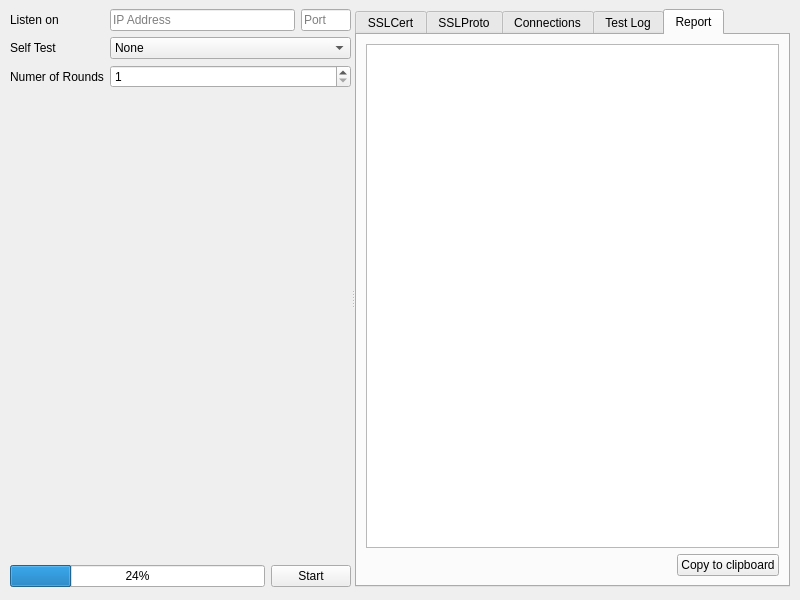
This is ui/main.ui in abbbe/sslcaudit as Qt 5 draws it before an edit. The edited form follows.
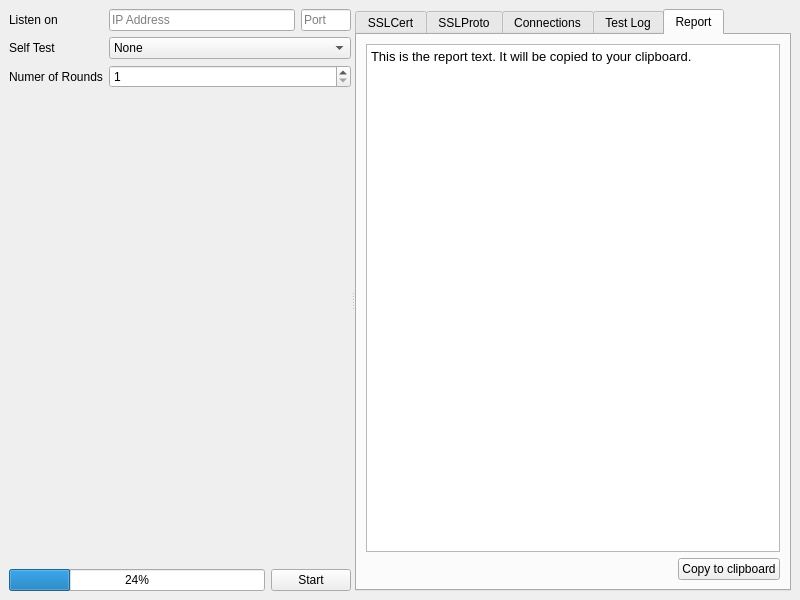
This is the edited form. The open tabs and pages were chosen to show the change.

Commit message: Implemented copying report text to the clipboard.

Patch:
```diff
--- a/ui/main.ui
+++ b/ui/main.ui
@@ -14,15 +14,9 @@
    <string>sslcaudit</string>
   </property>
   <widget class="QWidget" name="centralwidget">
+   <layout class="QGridLayout" name="gridLayout_7">
+    <item row="0" column="0">
    <widget class="QSplitter" name="splitter">
-    <property name="geometry">
-     <rect>
-      <x>10</x>
-      <y>9</y>
-      <width>780</width>
-      <height>578</height>
-     </rect>
-    </property>
     <property name="orientation">
      <enum>Qt::Horizontal</enum>
     </property>
@@ -492,9 +486,6 @@
        <string>Report</string>
       </attribute>
       <layout class="QGridLayout" name="gridLayout">
-       <item row="0" column="0" colspan="2">
-        <widget class="QTextBrowser" name="textBrowser_2"/>
-       </item>
        <item row="1" column="0">
         <spacer name="horizontalSpacer">
          <property name="orientation">
@@ -515,10 +506,26 @@
          </property>
         </widget>
        </item>
+         <item row="0" column="0" colspan="2">
+          <widget class="QTextEdit" name="reportText">
+           <property name="readOnly">
+            <bool>true</bool>
+           </property>
+           <property name="html">
+            <string>&lt;!DOCTYPE HTML PUBLIC &quot;-//W3C//DTD HTML 4.0//EN&quot; &quot;http://www.w3.org/TR/REC-html40/strict.dtd&quot;&gt;
+&lt;html&gt;&lt;head&gt;&lt;meta name=&quot;qrichtext&quot; content=&quot;1&quot; /&gt;&lt;style type=&quot;text/css&quot;&gt;
+p, li { white-space: pre-wrap; }
+&lt;/style&gt;&lt;/head&gt;&lt;body style=&quot; font-family:'Droid Sans'; font-size:10pt; font-weight:400; font-style:normal;&quot;&gt;
+&lt;p style=&quot; margin-top:0px; margin-bottom:0px; margin-left:0px; margin-right:0px; -qt-block-indent:0; text-indent:0px;&quot;&gt;&lt;span style=&quot; font-family:'monospace';&quot;&gt;This is the report text. It will be copied to your clipboard.&lt;/span&gt;&lt;/p&gt;&lt;/body&gt;&lt;/html&gt;</string>
+           </property>
+          </widget>
+         </item>
       </layout>
      </widget>
     </widget>
    </widget>
+    </item>
+   </layout>
   </widget>
  </widget>
  <resources/>
```
Lines whose indentation alone changed are shown as unchanged. The commit also changes 2 other files.
